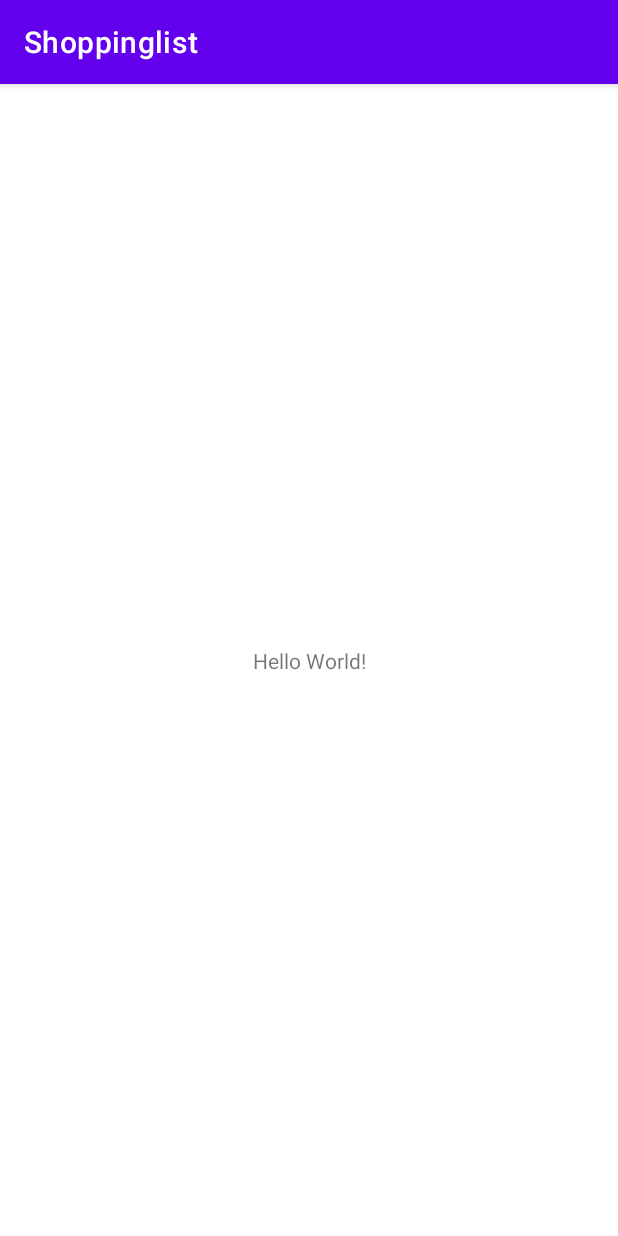
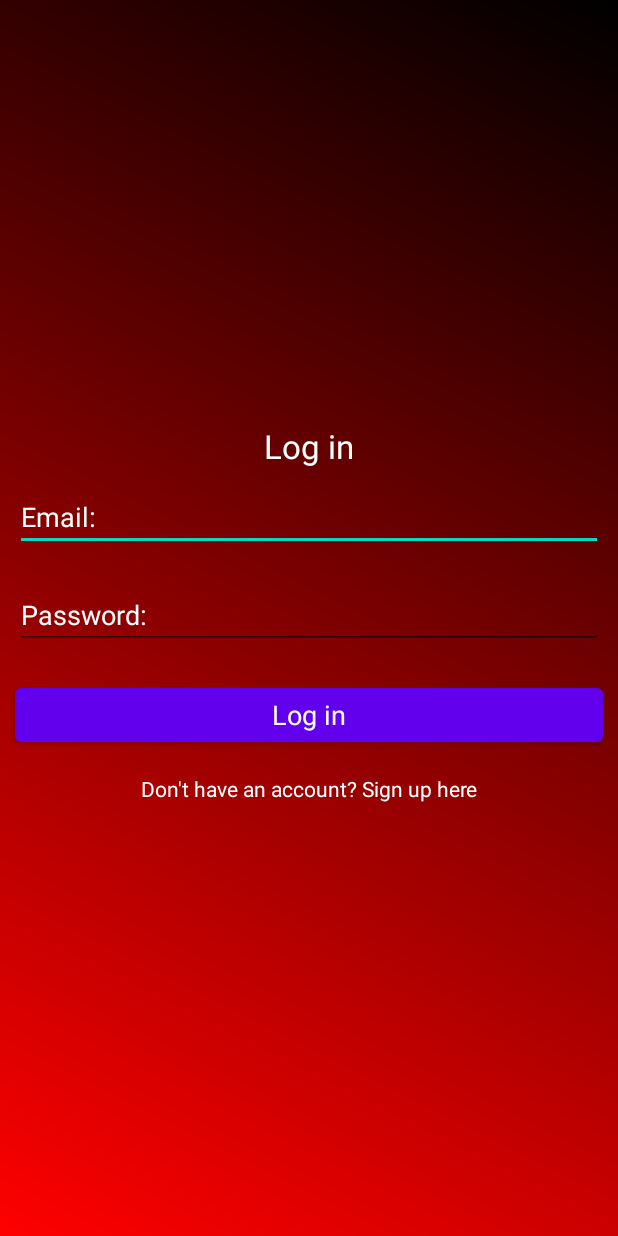
Before and after one commit to VerjansRobbe/ShoppingList, an Android app: the screen it shows after launch (MainActivity), on a phone screen of 412 x 824 dp. Run offline under Robolectric (Android 15) with nearby library versions, the light colour scheme and no system bars.

Commit message:
added login

```diff
--- a/app/build.gradle
+++ b/app/build.gradle
@@ -1,6 +1,8 @@
 plugins {
     id 'com.android.application'
 }
+
+apply plugin: 'com.android.application'
 
 android {
     compileSdk 31
@@ -29,6 +31,8 @@ android {
 
 dependencies {
 
+    implementation platform('com.google.firebase:firebase-bom:29.0.1')
+    implementation 'com.google.firebase:firebase-analytics'
     implementation 'androidx.appcompat:appcompat:1.4.0'
     implementation 'com.google.android.material:material:1.4.0'
     implementation 'androidx.constraintlayout:constraintlayout:2.1.2'
@@ -39,6 +43,10 @@ dependencies {
     implementation 'com.google.firebase:firebase-auth:10.0.1'
     implementation 'com.google.firebase:firebase-core:10.0.1'
     implementation 'com.firebaseui:firebase-ui-database:0.4.0'
+
+
     //noinspection GradleCompatible
     implementation 'com.android.support:cardview-v7:26.+'
 }
+
+apply plugin: 'com.google.gms.google-services'
--- /dev/null
+++ b/app/src/main/res/drawable/back_design.xml
@@ -0,0 +1,8 @@
+<?xml version="1.0" encoding="utf-8"?>
+<shape xmlns:android="http://schemas.android.com/apk/res/android">
+
+    <gradient android:angle="45"
+        android:startColor="#FF0000"
+        android:endColor="#FF000000"/>
+
+</shape>
--- /dev/null
+++ b/app/src/main/res/drawable/edit_design.xml
@@ -0,0 +1,17 @@
+<?xml version="1.0" encoding="utf-8"?>
+<shape xmlns:android="http://schemas.android.com/apk/res/android">
+
+    <gradient android:angle="45"
+        android:startColor="#FF0000"
+        android:endColor="#000000"/>
+
+    <corners android:topRightRadius="20dp"
+        android:topLeftRadius="20dp"
+        android:bottomLeftRadius="20dp"
+        android:bottomRightRadius="20dp"/>
+
+
+
+
+
+</shape>
--- a/app/src/main/res/layout/activity_main.xml
+++ b/app/src/main/res/layout/activity_main.xml
@@ -1,18 +1,62 @@
 <?xml version="1.0" encoding="utf-8"?>
-<androidx.constraintlayout.widget.ConstraintLayout xmlns:android="http://schemas.android.com/apk/res/android"
+<LinearLayout xmlns:android="http://schemas.android.com/apk/res/android"
     xmlns:app="http://schemas.android.com/apk/res-auto"
     xmlns:tools="http://schemas.android.com/tools"
     android:layout_width="match_parent"
+    android:orientation="vertical"
+    android:gravity="center"
+    android:background="@drawable/back_design"
     android:layout_height="match_parent"
     tools:context=".MainActivity">
 
     <TextView
-        android:layout_width="wrap_content"
+        android:layout_width="match_parent"
         android:layout_height="wrap_content"
-        android:text="Hello World!"
-        app:layout_constraintBottom_toBottomOf="parent"
-        app:layout_constraintLeft_toLeftOf="parent"
-        app:layout_constraintRight_toRightOf="parent"
-        app:layout_constraintTop_toTopOf="parent" />
+        android:text="Log in"
+        android:gravity="center"
+        android:textColor="@android:color/white"
+        android:textAppearance="?android:textAppearanceLarge"
+        android:layout_gravity="center"/>
 
-</androidx.constraintlayout.widget.ConstraintLayout>
+    <EditText
+        android:layout_width="match_parent"
+        android:layout_height="wrap_content"
+        android:layout_margin="10dp"
+        android:hint="Email:"
+        android:textColorHint="@android:color/white"
+        android:textColor="@android:color/white"
+        android:id="@+id/email_login" />
+
+    <EditText
+        android:layout_width="match_parent"
+        android:layout_height="wrap_content"
+        android:layout_margin="10dp"
+        android:hint="Password:"
+        android:inputType="textPassword"
+        android:textColor="@android:color/white"
+        android:textColorHint="@android:color/white"
+        android:id="@+id/password_login" />
+
+    <Button
+        android:layout_width="match_parent"
+        android:layout_height="wrap_content"
+        android:layout_margin="10dp"
+        android:text="Log in"
+        android:textAppearance="?android:textAppearanceMedium"
+        android:textColor="@android:color/white"
+        android:id="@+id/btn_login"/>
+
+    <TextView
+        android:layout_width="match_parent"
+        android:layout_height="wrap_content"
+        android:textAppearance="?android:textAppearanceSmall"
+        android:text="Don't have an account? Sign up here"
+        android:gravity="center"
+        android:textColor="@android:color/white"
+        android:padding="5dp"
+        android:id="@+id/signup_text"/>
+
+
+
+
+</LinearLayout>
--- a/app/src/main/res/values/colors.xml
+++ b/app/src/main/res/values/colors.xml
@@ -7,4 +7,5 @@
     <color name="teal_700">#FF018786</color>
     <color name="black">#FF000000</color>
     <color name="white">#FFFFFFFF</color>
+    <color name="Red">#FF0000</color>
 </resources>
--- a/app/src/main/res/values/themes.xml
+++ b/app/src/main/res/values/themes.xml
@@ -1,6 +1,6 @@
 <resources xmlns:tools="http://schemas.android.com/tools">
     <!-- Base application theme. -->
-    <style name="Theme.Shoppinglist" parent="Theme.MaterialComponents.DayNight.DarkActionBar">
+    <style name="Theme.Shoppinglist" parent="Theme.MaterialComponents.DayNight.NoActionBar">
         <!-- Primary brand color. -->
         <item name="colorPrimary">@color/purple_500</item>
         <item name="colorPrimaryVariant">@color/purple_700</item>
--- a/build.gradle
+++ b/build.gradle
@@ -6,6 +6,7 @@ buildscript {
     }
     dependencies {
         classpath "com.android.tools.build:gradle:7.0.3"
+        classpath 'com.google.gms:google-services:4.3.10'
 
         // NOTE: Do not place your application dependencies here; they belong
         // in the individual module build.gradle files
```
Also changed, not shown: 1 other file.
